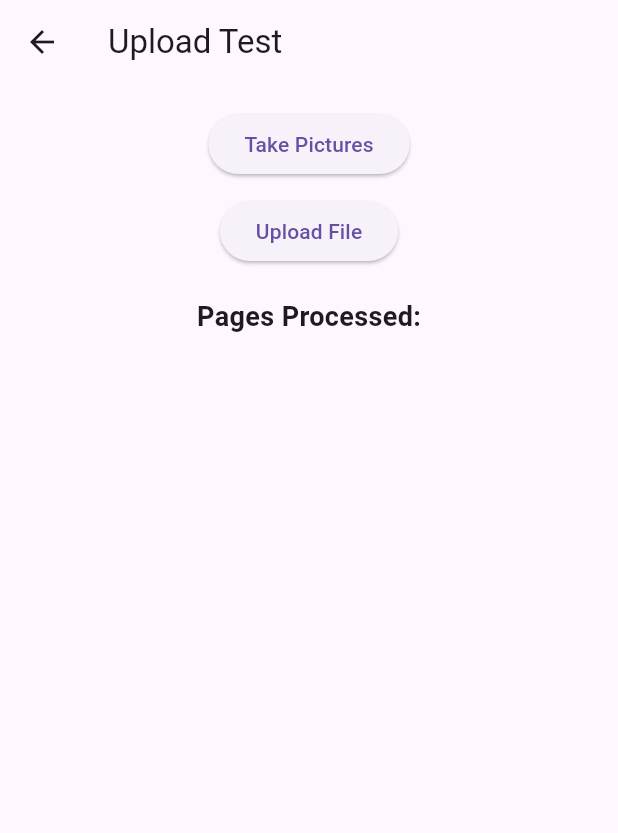
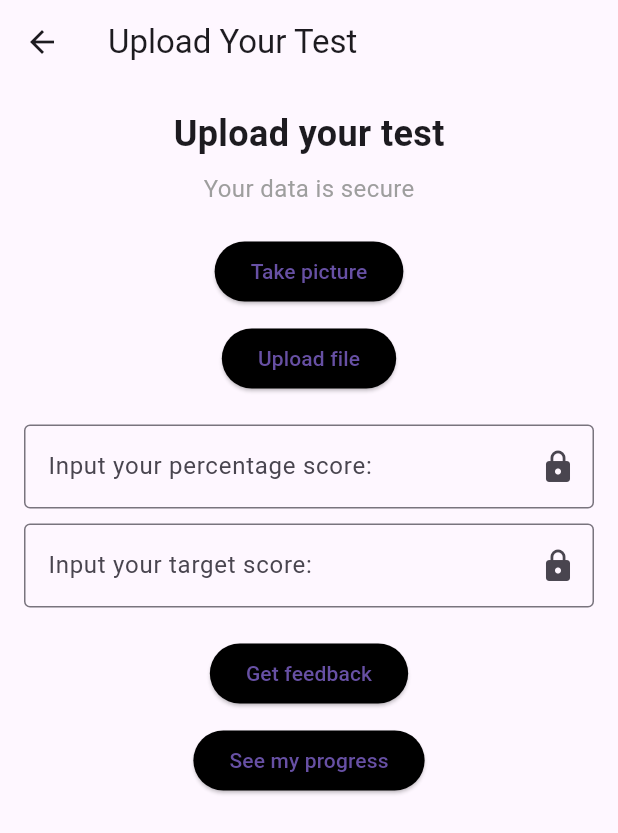
Before and after one commit to harleensachdev/brolockin, a Flutter app: the UploadPage screen opened directly, on a phone screen of 412 x 824 dp. Shown: the top 833 px of the screen. Run offline on Flutter 3.47's test engine with Material 3 defaults, Android fonts, the phone set to English and light mode, and no system bars; our stand-ins replace cloud_firestore, file_picker, image_picker; missing offline and left inert: google_mlkit_text_recognition; accounts and stored records are empty.

Commit message:
Formatted upload page

```diff
--- a/lib/pages/uploadpage.dart
+++ b/lib/pages/uploadpage.dart
@@ -100,13 +100,28 @@ class _UploadPageState extends State<UploadPage> {
   Widget build(BuildContext context) {
     return Scaffold(
       appBar: AppBar(
-        title: Text('Upload Test'),
+        title: Text('Upload Your Test'),
       ),
       body: Padding(
         padding: const EdgeInsets.all(16.0),
         child: Column(
-          mainAxisAlignment: MainAxisAlignment.center,
           children: [
+            Center(
+              child: Column(
+                children: [
+                  Text(
+                    'Upload your test',
+                    style: TextStyle(fontSize: 24, fontWeight: FontWeight.bold),
+                  ),
+                  SizedBox(height: 8),
+                  Text(
+                    'Your data is secure',
+                    style: TextStyle(fontSize: 16, color: Colors.grey),
+                  ),
+                ],
+              ),
+            ),
+            SizedBox(height: 20),
             _isProcessing
                 ? Column(
                     children: [
@@ -119,38 +134,50 @@ class _UploadPageState extends State<UploadPage> {
                     children: [
                       ElevatedButton(
                         onPressed: _pickImageFromCamera,
-                        child: Text('Take Pictures'),
+                        child: Text('Take picture'),
+                        style: ElevatedButton.styleFrom(backgroundColor: Colors.black),
                       ),
                       SizedBox(height: 10),
                       ElevatedButton(
                         onPressed: _pickFile,
-                        child: Text('Upload File'),
+                        child: Text('Upload file'),
+                        style: ElevatedButton.styleFrom(backgroundColor: Colors.black),
                       ),
                     ],
                   ),
             SizedBox(height: 20),
-            Text(
-              'Pages Processed:',
-              style: TextStyle(fontSize: 18, fontWeight: FontWeight.bold),
+            TextField(
+              decoration: InputDecoration(
+                labelText: 'Input your percentage score:',
+                suffixIcon: Icon(Icons.lock),
+                border: OutlineInputBorder(),
+              ),
             ),
             SizedBox(height: 10),
-            Expanded(
-              child: ListView.builder(
-                itemCount: _extractedTexts.length,
-                itemBuilder: (context, index) {
-                  return ListTile(
-                    title: Text(
-                      'Page ${index + 1}',
-                      style: TextStyle(fontWeight: FontWeight.bold),
-                    ),
-                    subtitle: Text(
-                      _extractedTexts[index],
-                      maxLines: 3,
-                      overflow: TextOverflow.ellipsis,
-                    ),
-                  );
-                },
+            TextField(
+              decoration: InputDecoration(
+                labelText: 'Input your target score:',
+                suffixIcon: Icon(Icons.lock),
+                border: OutlineInputBorder(),
               ),
+            ),
+            SizedBox(height: 20),
+            ElevatedButton(
+              onPressed: () {
+                // Navigate to feedback page
+                Navigator.pushNamed(context, '/feedback');
+              },
+              child: Text('Get feedback'),
+              style: ElevatedButton.styleFrom(backgroundColor: Colors.black),
+            ),
+            SizedBox(height: 10),
+            ElevatedButton(
+              onPressed: () {
+                // Navigate to progress page
+                Navigator.pushNamed(context, '/progresspage');
+              },
+              child: Text('See my progress'),
+              style: ElevatedButton.styleFrom(backgroundColor: Colors.black),
             ),
           ],
         ),
```
Also changed, not shown: lib/pages/feedback.dart (added, +18 -0 lines).
